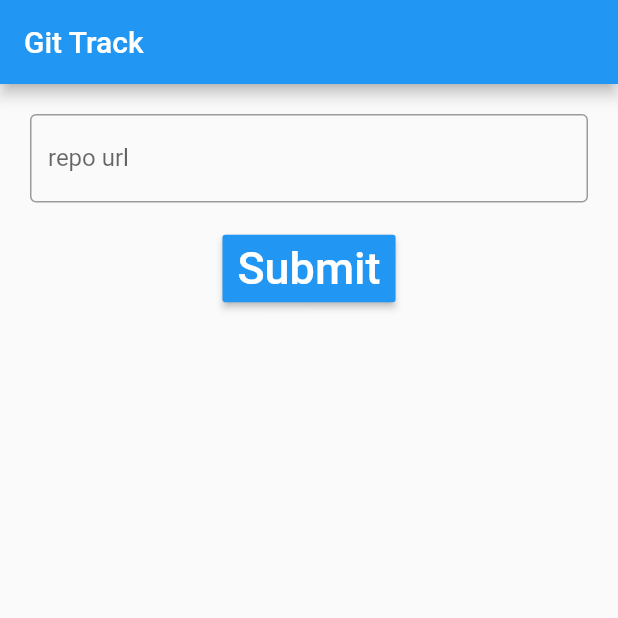
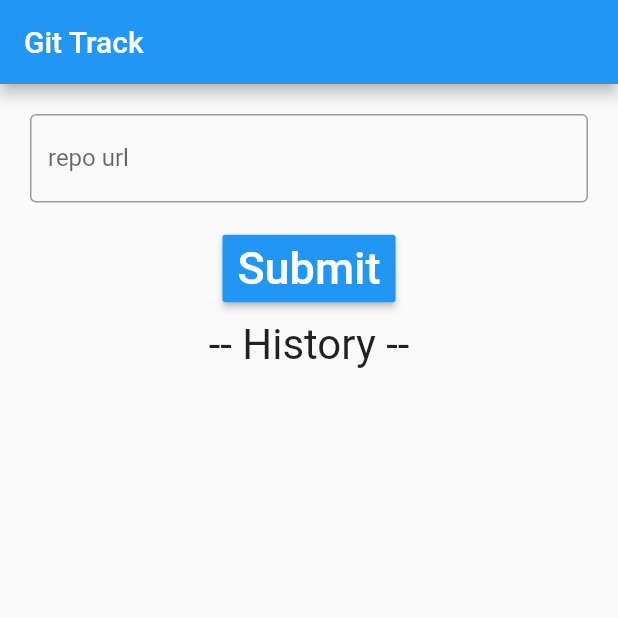
Before and after one commit to vivekg7/git_track, a Flutter app: the screen it shows after launch, on a phone screen of 412 x 824 dp, the top half of it. Run offline on Flutter 3.47's test engine with Material 2 defaults, Android fonts, the phone set to English and light mode, and no system bars; our stand-ins replace sqflite; accounts and stored records are empty; statements that could not run were skipped.

Commit message:
Some Refinement

```diff
--- a/lib/views/home_page.dart
+++ b/lib/views/home_page.dart
@@ -70,6 +70,11 @@ class HomePageState extends State<HomePage> {
                 ),
                 Expanded(child: Container(),),
               ],
+            ),
+            Container(height: 10.0,),
+            Text(
+              "-- History --",
+              textScaleFactor: 2.0,
             ),
             Expanded(
               child: showUrls(),
```
